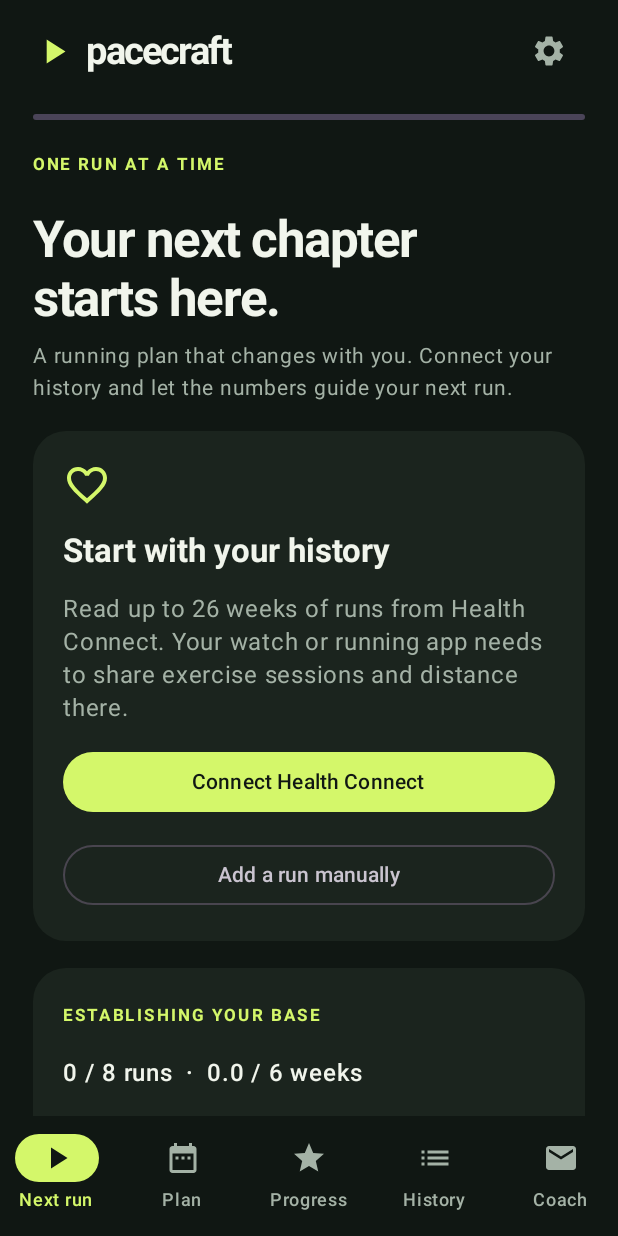
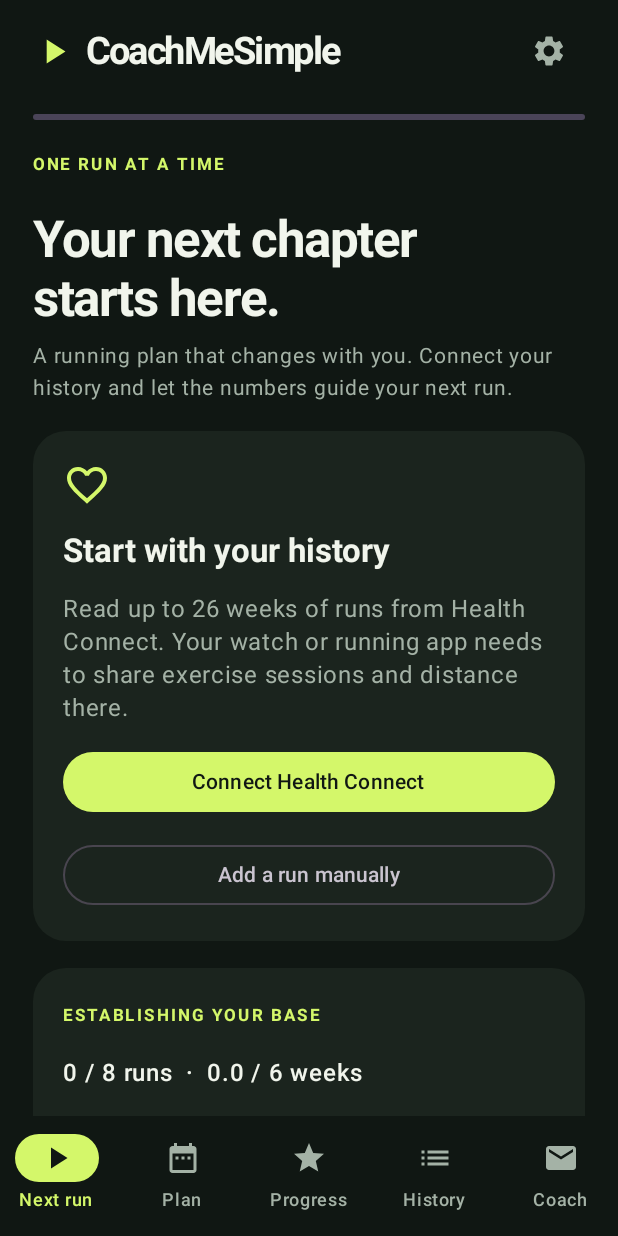
Before and after one commit to pettifordo/pacecraft-android, an Android app built with Jetpack Compose: the screen it shows after launch (MainActivity), on a phone screen of 412 x 824 dp. Run offline under Robolectric (Android 15) with nearby library versions, the phone set to English and light mode, and no system bars; libraries missing offline, so code that uses them is left out: androidx.health.connect; 30 statements that could not run were skipped.

Commit message:
Rename the Android app CoachMeSimple to match iPhone

```diff
--- a/app/build.gradle.kts
+++ b/app/build.gradle.kts
@@ -2,7 +2,7 @@ plugins { id("com.android.application"); kotlin("android"); id("org.jetbrains.ko
 android {
     namespace = "com.pacecraft.android"
     compileSdk = 36
-    defaultConfig { applicationId = "com.pacecraft.android"; minSdk = 28; targetSdk = 36; versionCode = 3; versionName = "0.2.0" }
+    defaultConfig { applicationId = "com.pacecraft.android"; minSdk = 28; targetSdk = 36; versionCode = 4; versionName = "0.2.1" }
     buildFeatures { compose = true; buildConfig = true }
     compileOptions { sourceCompatibility = JavaVersion.VERSION_17; targetCompatibility = JavaVersion.VERSION_17 }
     kotlinOptions { jvmTarget = "17" }
--- a/app/src/main/AndroidManifest.xml
+++ b/app/src/main/AndroidManifest.xml
@@ -5,7 +5,7 @@
     <uses-permission android:name="android.permission.health.READ_ELEVATION_GAINED" />
     <uses-permission android:name="android.permission.health.READ_HEALTH_DATA_HISTORY" />
     <queries><package android:name="com.google.android.apps.healthdata" /><intent><action android:name="androidx.health.ACTION_SHOW_PERMISSIONS_RATIONALE" /></intent></queries>
-    <application android:allowBackup="false" android:fullBackupContent="false" android:dataExtractionRules="@xml/data_extraction_rules" android:label="Pacecraft" android:icon="@drawable/ic_pacecraft" android:theme="@style/Theme.Pacecraft" android:supportsRtl="true">
+    <application android:allowBackup="false" android:fullBackupContent="false" android:dataExtractionRules="@xml/data_extraction_rules" android:label="CoachMeSimple" android:icon="@drawable/ic_pacecraft" android:theme="@style/Theme.Pacecraft" android:supportsRtl="true">
         <activity android:name=".MainActivity" android:exported="true">
             <intent-filter><action android:name="android.intent.action.MAIN" /><category android:name="android.intent.category.LAUNCHER" /></intent-filter>
         </activity>
--- a/app/src/main/java/com/pacecraft/android/Dialogs.kt
+++ b/app/src/main/java/com/pacecraft/android/Dialogs.kt
@@ -118,7 +118,7 @@ private fun parseTime(text: String): Double? {
         TextButton(onClick={context.startActivity(Intent(context,PrivacyActivity::class.java))}) { Text("Privacy & how data is used") }
         TextButton(onClick={m.showDemo(!m.demo);close()}) { Text(if(m.demo) "Exit sample history" else "Explore sample history") }
         TextButton(onClick={erase=true}) { Text("Clear all local data",color=MaterialTheme.colorScheme.error) }
-        Text("Pacecraft ${BuildConfig.VERSION_NAME} · test build\n${ENGINE_VERSION}",color=Muted,style=MaterialTheme.typography.labelSmall)
+        Text("CoachMeSimple ${BuildConfig.VERSION_NAME} · test build\n${ENGINE_VERSION}",color=Muted,style=MaterialTheme.typography.labelSmall)
         error?.let { Text(it,color=MaterialTheme.colorScheme.error) }
     }},confirmButton={TextButton(onClick={
         val w=weekly.toDoubleOrNull(); val mins=minutes.toIntOrNull(); val year=birth.toIntOrNull(); val rest=resting.toDoubleOrNull(); val hr=maxHr.toDoubleOrNull()
@@ -131,6 +131,6 @@ private fun parseTime(text: String): Double? {
             else -> null }
         if(error==null) { m.saveConstraints(Constraints(sessions.toInt(),intensity.toInt(),blocked,longDay=longDay,maxWeekly=w?.times(1000),maxMinutes=mins,treadmillOnly=treadmill),imperial,Profile(year,rest,hr,merge));close() }
     },enabled=!m.demo) { Text("Save settings") }},dismissButton={TextButton(onClick=close) { Text("Close") }})
-    if(erase) AlertDialog(onDismissRequest={erase=false},title={Text("Clear local Pacecraft data?")},text={Text("Deletes cached runs, manual runs, feedback, goals and preferences from this phone. Health Connect originals are untouched.")},
+    if(erase) AlertDialog(onDismissRequest={erase=false},title={Text("Clear local CoachMeSimple data?")},text={Text("Deletes cached runs, manual runs, feedback, goals and preferences from this phone. Health Connect originals are untouched.")},
         confirmButton={TextButton(onClick={m.erase();erase=false;close()}) { Text("Clear data") }},dismissButton={TextButton(onClick={erase=false}) { Text("Cancel") }})
 }
--- a/app/src/main/java/com/pacecraft/android/MainActivity.kt
+++ b/app/src/main/java/com/pacecraft/android/MainActivity.kt
@@ -39,7 +39,7 @@ val Surface = Color(0xFF1B241E)
 val Lime = Color(0xFFD4F76A)
 val Muted = Color(0xFFA4B2A6)
 val Cream = Color(0xFFF1F5EC)
-@Composable fun PacecraftTheme(content: @Composable ()->Unit) {
+@Composable fun CoachMeSimpleTheme(content: @Composable ()->Unit) {
     MaterialTheme(colorScheme=darkColorScheme(primary=Lime,onPrimary=Ink,background=Ink,surface=Surface,onSurface=Cream,
         onBackground=Cream,secondary=Color(0xFF9FCEC1),outline=Color(0xFF4A584C)),content=content)
 }
@@ -48,7 +48,7 @@ class MainActivity: ComponentActivity() {
     private val permissionLauncher = registerForActivityResult(PermissionController.createRequestPermissionResultContract()) { model.refresh() }
     override fun onCreate(savedInstanceState: Bundle?) {
         super.onCreate(savedInstanceState); enableEdgeToEdge(statusBarStyle=SystemBarStyle.dark(android.graphics.Color.TRANSPARENT), navigationBarStyle=SystemBarStyle.dark(android.graphics.Color.TRANSPARENT))
-        setContent { PacecraftTheme { PacecraftApp(model,::connect) } }
+        setContent { CoachMeSimpleTheme { CoachMeSimpleApp(model,::connect) } }
     }
     private fun connect() {
         when(model.health.status()) {
@@ -65,21 +65,21 @@ class MainActivity: ComponentActivity() {
 class PrivacyActivity: ComponentActivity() {
     override fun onCreate(savedInstanceState: Bundle?) {
         super.onCreate(savedInstanceState)
-        setContent { PacecraftTheme { Surface(Modifier.fillMaxSize()) {
+        setContent { CoachMeSimpleTheme { Surface(Modifier.fillMaxSize()) {
             Column(Modifier.safeDrawingPadding().padding(24.dp).verticalScroll(rememberScrollState()),verticalArrangement=Arrangement.spacedBy(20.dp)) {
                 Text("Your runs. Your device.",style=MaterialTheme.typography.headlineLarge,fontWeight=FontWeight.Bold)
                 if(intent.getBooleanExtra("unavailable",false)) Text("Health Connect is unavailable on this device. You can still add runs manually or explore the demo.")
-                Text("Pacecraft reads exercise sessions and distance to understand your running history. Optional heart rate and elevation help assess effort. History access allows up to 26 weeks of data, instead of the default limited window.")
+                Text("CoachMeSimple reads exercise sessions and distance to understand your running history. Optional heart rate and elevation help assess effort. History access allows up to 26 weeks of data, instead of the default limited window.")
                 Text("Your data is stored only on this phone. There is no account, advertising, analytics, AI service or app network permission. Android cloud backup is disabled. Health Connect controls the data supplied by your recording apps.")
                 Text("You can revoke access in Health Connect. When the app checks permissions again, it removes its imported cache if exercise or distance permission is missing. Clear local data in Settings to delete all cached runs, feedback and preferences. This does not delete the original health records.")
                 Text("The coach uses deterministic rules. Training estimates are uncertain and are not medical advice. Stop and seek appropriate advice if you have pain or feel unwell.")
                 Text("Testing build · ${BuildConfig.VERSION_NAME}",color=Muted)
-                Button(onClick={finish()}) { Text("Back to Pacecraft") }
+                Button(onClick={finish()}) { Text("Back to CoachMeSimple") }
             }
         } } }
     }
 }
-@Composable fun PacecraftApp(model: CoachViewModel, connect: ()->Unit) {
+@Composable fun CoachMeSimpleApp(model: CoachViewModel, connect: ()->Unit) {
     var tab by remember { mutableIntStateOf(0) }
     var dialog by remember { mutableStateOf<String?>(null) }
     val pageScroll = rememberScrollState()
@@ -102,7 +102,7 @@ class PrivacyActivity: ComponentActivity() {
         Column(Modifier.fillMaxSize().padding(padding).padding(horizontal=22.dp).verticalScroll(pageScroll),verticalArrangement=Arrangement.spacedBy(18.dp)) {
             Row(Modifier.fillMaxWidth().padding(top=10.dp),verticalAlignment=Alignment.CenterVertically) {
                 Icon(Icons.Default.PlayArrow,null,tint=Lime,modifier=Modifier.size(27.dp)); Spacer(Modifier.width(8.dp))
-                Text("pacecraft",fontSize=25.sp,fontWeight=FontWeight.Bold,letterSpacing=(-1).sp,modifier=Modifier.weight(1f))
+                Text("CoachMeSimple",fontSize=25.sp,fontWeight=FontWeight.Bold,letterSpacing=(-1).sp,modifier=Modifier.weight(1f))
                 IconButton(onClick={dialog="settings"}) { Icon(Icons.Default.Settings,"Settings",tint=Muted) }
             }
             if(model.demo) Row(Modifier.fillMaxWidth().background(Lime.copy(alpha=.13f),RoundedCornerShape(12.dp)).padding(12.dp),verticalAlignment=Alignment.CenterVertically) {
@@ -248,7 +248,7 @@ class PrivacyActivity: ComponentActivity() {
         OutlinedButton(onClick=add,enabled=!m.demo,modifier=Modifier.weight(1f)) { Text("Add run") }
     }
     Text(m.saved.lastSync?.let { "Last import · ${it.atZone(ZoneId.systemDefault()).format(DateTimeFormatter.ofPattern("d MMM, HH:mm"))}" } ?: "No Health Connect import yet",color=Muted,fontSize=12.sp)
-    if(runs.isEmpty()) Panel { Text("No runs yet",fontWeight=FontWeight.Bold); Text("Connect your recording app to Health Connect, then allow Pacecraft to read exercise and distance.",color=Muted); TextButton(onClick=connect) { Text("Set up Health Connect") } }
+    if(runs.isEmpty()) Panel { Text("No runs yet",fontWeight=FontWeight.Bold); Text("Connect your recording app to Health Connect, then allow CoachMeSimple to read exercise and distance.",color=Muted); TextButton(onClick=connect) { Text("Set up Health Connect") } }
     runs.sortedByDescending { it.start }.forEach { run ->
         Row(Modifier.fillMaxWidth().clickable { selected=run }.background(Surface,RoundedCornerShape(16.dp)).padding(16.dp),verticalAlignment=Alignment.CenterVertically) {
             Icon(Icons.Default.PlayArrow,null,tint=Lime,modifier=Modifier.padding(end=14.dp))
--- a/settings.gradle.kts
+++ b/settings.gradle.kts
@@ -1,4 +1,4 @@
 pluginManagement { repositories { google(); mavenCentral(); gradlePluginPortal() } }
 dependencyResolutionManagement { repositoriesMode.set(RepositoriesMode.FAIL_ON_PROJECT_REPOS); repositories { google(); mavenCentral() } }
-rootProject.name = "Pacecraft"
+rootProject.name = "CoachMeSimple"
 include(":engine", ":app")
```
Also changed, not shown: 6 other files.
